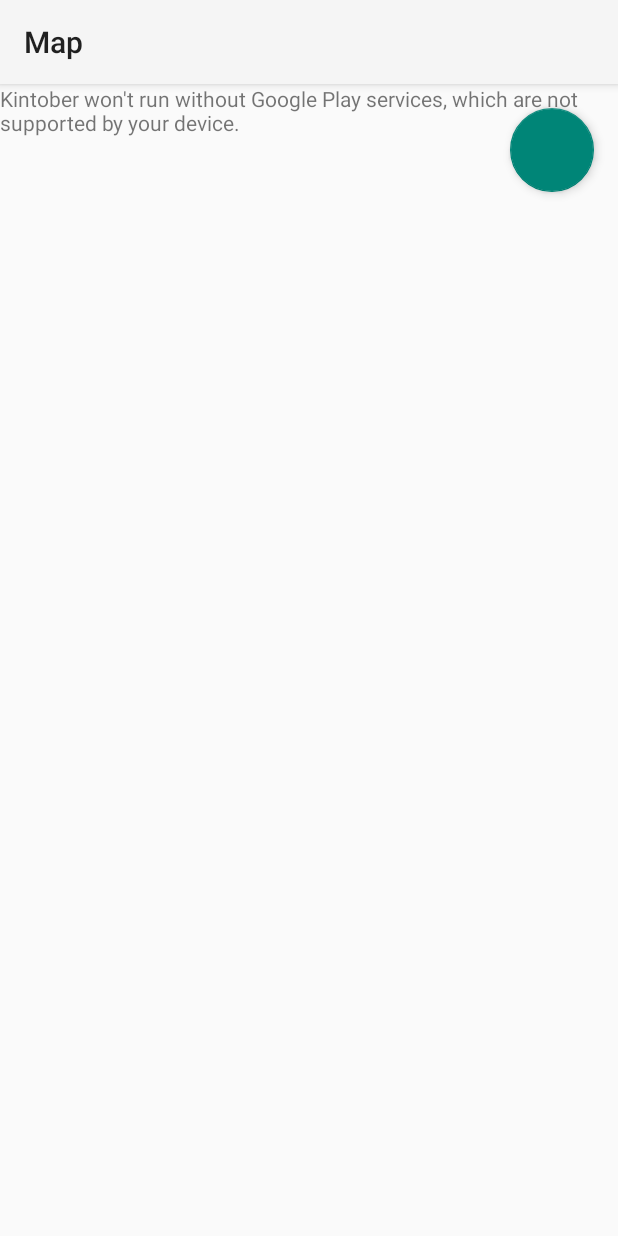
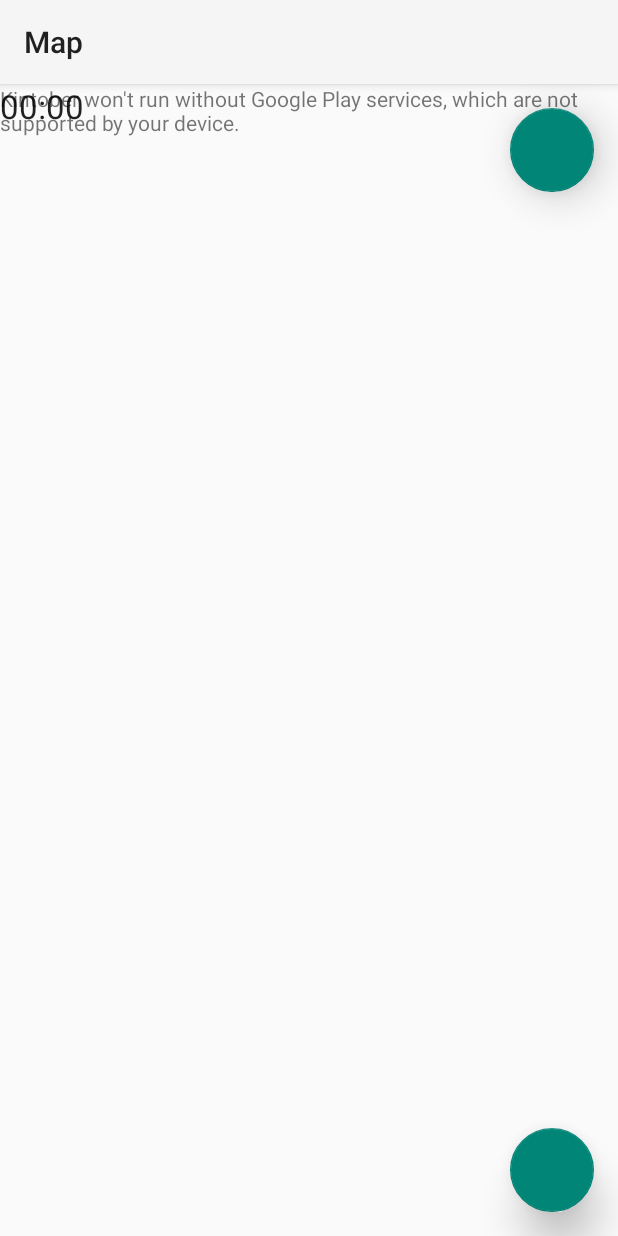
Before and after one commit to Iangame4/HylandHack2020, an Android app: the MapsActivity screen opened directly, with no data from a screen before it, on a phone screen of 412 x 824 dp. Run offline under Robolectric (Android 15) with nearby library versions, the phone set to English and light mode, and no system bars; plain views replace BaseCardView.

Commit message:
MORE BUTTONS!

```diff
--- a/app/src/main/res/layout/activity_maps.xml
+++ b/app/src/main/res/layout/activity_maps.xml
@@ -19,6 +19,7 @@
         <FrameLayout
                 android:layout_width="match_parent"
                 android:layout_height="match_parent">
+
             <fragment xmlns:android="http://schemas.android.com/apk/res/android"
                     xmlns:map="http://schemas.android.com/apk/res-auto"
                     xmlns:tools="http://schemas.android.com/tools"
@@ -29,14 +30,33 @@
                     tools:context=".MapsActivity" />
 
 
+            <TextView
+                    android:id="@+id/txwTimer"
+                    android:layout_width="match_parent"
+                    android:layout_height="wrap_content"
+                    android:text="00:00"
+                    android:textAppearance="@style/TextAppearance.AppCompat.Large" />
+
             <com.google.android.material.floatingactionbutton.FloatingActionButton
+                    android:id="@+id/btnCancel"
+                    android:layout_width="wrap_content"
+                    android:layout_height="wrap_content"
+                    android:layout_gravity="bottom|right"
+                    android:layout_margin="16dp"
+                    android:src="@drawable/done"
+                    app:elevation="16dp"
+                    app:layout_anchorGravity="bottom|right|end" />
+
+            <com.google.android.material.floatingactionbutton.FloatingActionButton
+                    android:id="@+id/btnData"
                     android:layout_width="wrap_content"
                     android:layout_height="wrap_content"
                     android:layout_gravity="top|right"
                     android:layout_margin="16dp"
                     android:src="@drawable/done"
-                    app:elevation="4dp"
+                    app:elevation="16dp"
                     app:layout_anchorGravity="bottom|right|end" />
+
         </FrameLayout>
 
     </LinearLayout>
```
